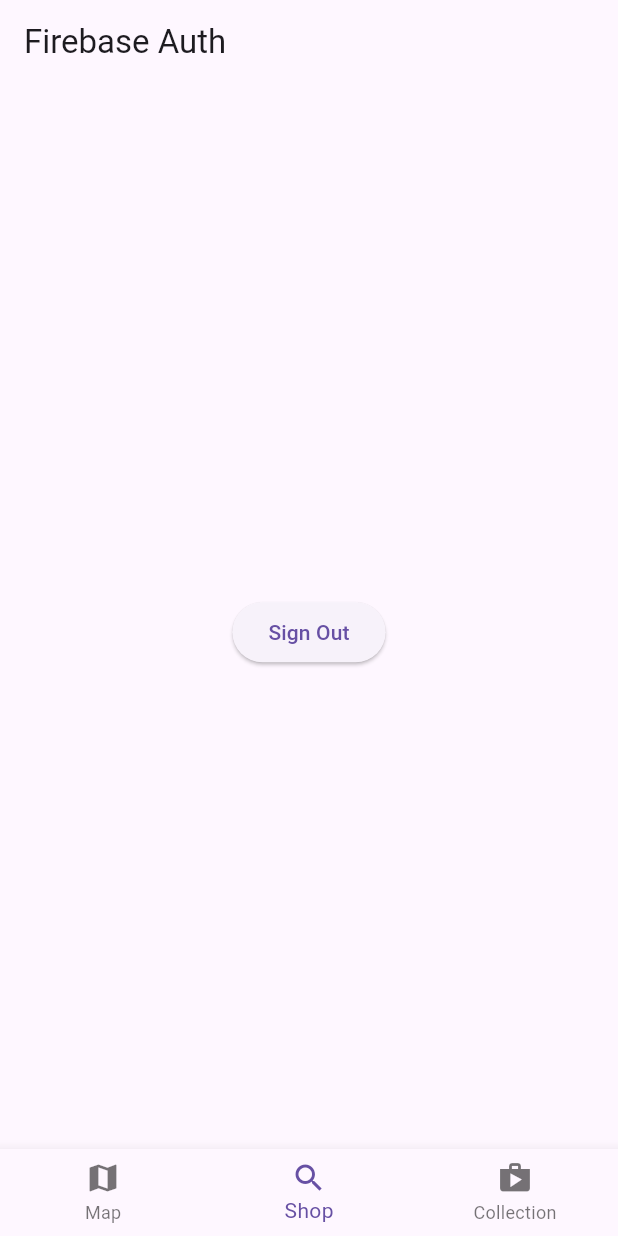
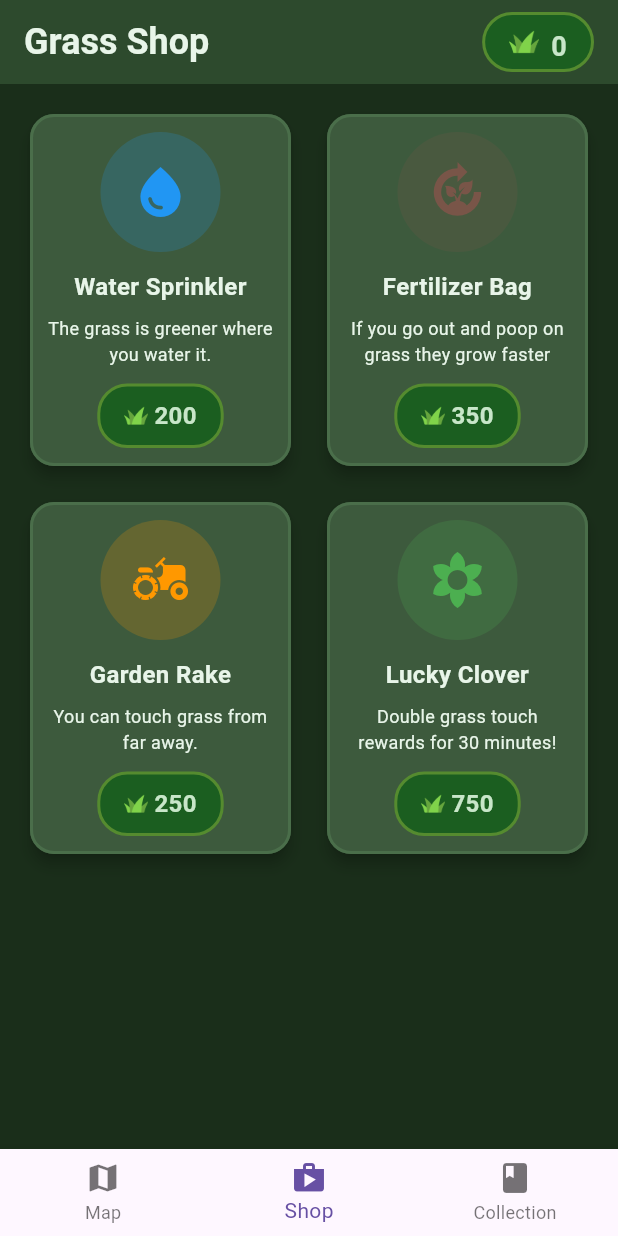
Before and after one commit to J1m3y1/Geaux-Hackathon-2025, a Flutter app: the screen it shows once a user with an empty profile is signed in, item 2 of the bottom bar chosen, on a phone screen of 412 x 824 dp. Run offline on Flutter 3.47's test engine with Material 3 defaults, Android fonts, the phone set to English and light mode, and no system bars; our stand-ins replace cloud_firestore, firebase_auth, firebase_core, flutter_svg, geolocator, google_maps_flutter; accounts and stored records are empty; network calls fail.

Commit message:
Integrate Cardin Shop and connect balance with firebase

```diff
--- a/lib/main_navigation.dart
+++ b/lib/main_navigation.dart
@@ -1,6 +1,6 @@
 import 'package:flutter/material.dart';
 import 'package:geaux_hackathon_2025/pages/collection_page.dart';
-import 'package:geaux_hackathon_2025/pages/home_page.dart';
+import 'package:geaux_hackathon_2025/pages/shop_page.dart';
 import 'package:geaux_hackathon_2025/pages/map_page.dart';
 
 class MainNavigation extends StatefulWidget{
@@ -15,7 +15,7 @@ class _MainNavigation extends State<MainNavigation> {
 
   final List<Widget> screens = [
     const MapPage(title: 'Map'),
-    ShopPage(),
+    GameShopScreen(),
     CollectionPage(),
   ];
 
@@ -39,11 +39,11 @@ class _MainNavigation extends State<MainNavigation> {
             label: 'Map',
           ),
           BottomNavigationBarItem(
-            icon: Icon(Icons.search),
+            icon: Icon(Icons.shop),
             label: 'Shop',
           ),
           BottomNavigationBarItem(
-            icon: Icon(Icons.shop),
+            icon: Icon(Icons.book),
             label: 'Collection',
           ),
         ],
--- a/lib/pages/collection_page.dart
+++ b/lib/pages/collection_page.dart
@@ -66,6 +66,7 @@ class _CollectionPage extends State<CollectionPage> {
         toList();
 
       showDialog(
+        // ignore: use_build_context_synchronously
         context: context,
         builder: (context) {
           return AlertDialog(
--- a/lib/pages/home_page.dart
+++ /dev/null
@@ -1,50 +0,0 @@
-import 'package:geaux_hackathon_2025/auth.dart';
-import 'package:firebase_auth/firebase_auth.dart';
-import 'package:flutter/material.dart';
-
-class ShopPage extends StatelessWidget {
-  ShopPage({super.key});
-
-  final User? user = Auth().currentUser;
-
-  Future<void> signOut() async {
-    await Auth().signOut();
-  }
-
-  Widget _title() {
-    return const Text('Firebase Auth');
-  }
-
-  Widget _userUid() {
-    return Text(user?.email ?? 'User Email');
-  }
-
-  Widget _signOutButton() {
-    return ElevatedButton(
-      onPressed: signOut,
-      child: const Text('Sign Out'),
-    );
-  }
-
-  @override
-  Widget build(BuildContext context) {
-    return Scaffold(
-      appBar: AppBar(
-        title: _title(),
-      ),
-      body: Container(
-        height: double.infinity,
-        width: double.infinity,
-        padding: const EdgeInsets.all(20),
-        child: Column(
-          crossAxisAlignment: CrossAxisAlignment.center,
-          mainAxisAlignment: MainAxisAlignment.center,
-          children: <Widget>[
-            _userUid(),
-            _signOutButton(),
-          ],
-        ),
-      ),
-    );
-  }
-}
--- a/lib/pages/login_register_page.dart
+++ b/lib/pages/login_register_page.dart
@@ -4,7 +4,7 @@ import 'package:geaux_hackathon_2025/auth.dart';
 import 'package:cloud_firestore/cloud_firestore.dart';
 
 class LoginPage extends StatefulWidget {
-  const LoginPage ({Key? key}) : super(key: key);
+  const LoginPage ({super.key});
 
   @override
   State<LoginPage> createState() => _LoginPageState();
@@ -16,6 +16,7 @@ class _LoginPageState extends State<LoginPage> {
 
   final TextEditingController _controllerEmail = TextEditingController();
   final TextEditingController _controllerPassword = TextEditingController();
+  // ignore: unused_field
   final FirebaseFirestore _firestore = FirebaseFirestore.instance;
 
   Future<void> signInWithEmailAndPassword() async {
@@ -40,11 +41,17 @@ class _LoginPageState extends State<LoginPage> {
 
       String uid = userCredential.user!.uid;
 
+      await FirebaseFirestore.instance.collection('users').doc(uid).set({
+      'email': _controllerEmail.text,
+      'balance': 5000, // starting balance
+    });
+
       List<String> animals = ['bird', 'cat', 'dog', 'squirrel', 'rat'];
 
       for(String animal in animals) {
         await FirebaseFirestore.instance.collection('users').doc(uid).collection('collection').doc(animal).set({'unlocked': false});
       }
+
 
     } on FirebaseAuthException catch (e) {
       setState(() {
--- a/lib/pages/map_page.dart
+++ b/lib/pages/map_page.dart
@@ -60,6 +60,7 @@ Future<BitmapDescriptor> getScaledMarker(String assetPath, double scale) async {
   ui.Codec codec = await ui.instantiateImageCodec(byteData.buffer.asUint8List(), targetWidth: (150 * scale).toInt());
   ui.FrameInfo fi = await codec.getNextFrame();
   ByteData? resizedData = await fi.image.toByteData(format: ui.ImageByteFormat.png);
+  // ignore: deprecated_member_use
   return BitmapDescriptor.fromBytes(resizedData!.buffer.asUint8List());}
 
   void _onMapCreated(GoogleMapController controller) {
@@ -100,6 +101,7 @@ Future<BitmapDescriptor> getScaledMarker(String assetPath, double scale) async {
       builder: (context) {
         return AlertDialog(
           content: Image.asset(randomAnimal, width: 150, height: 150),
+          title: Text("+500 Grass"),
         );
       },
     );
@@ -119,6 +121,17 @@ Future<BitmapDescriptor> getScaledMarker(String assetPath, double scale) async {
 
   // Mark as unlocked in Firestore
   await docRef.set({'unlocked': true}, SetOptions(merge: true));
+
+  //Add 500 grass
+  final userDoc = FirebaseFirestore.instance.collection('users').doc(user.uid);
+
+  await FirebaseFirestore.instance.runTransaction((transaction) async {
+    final snapshot = await transaction.get(userDoc);
+    if (!snapshot.exists) return;
+
+    final currentBalance = snapshot['balance'] ?? 0;
+    transaction.update(userDoc, {'balance': currentBalance + 250});
+  });
   }
 
   void _addMarkers(BitmapDescriptor icon) {
--- /dev/null
+++ b/lib/pages/shop_page.dart
@@ -0,0 +1,284 @@
+import 'package:cloud_firestore/cloud_firestore.dart';
+import 'package:firebase_auth/firebase_auth.dart';
+import 'package:flutter/material.dart';
+
+class ShopItem {
+  final String name;
+  final String description;
+  final int price;
+  final IconData icon;
+  final Color color;
+
+  ShopItem({
+    required this.name,
+    required this.description,
+    required this.price,
+    required this.icon,
+    required this.color,
+  });
+}
+
+class GameShopScreen extends StatefulWidget {
+  const GameShopScreen({super.key});
+
+  @override
+  State<GameShopScreen> createState() => _GameShopScreenState();
+}
+
+class _GameShopScreenState extends State<GameShopScreen> {
+  final user = FirebaseAuth.instance.currentUser;
+
+  final List<ShopItem> items = [
+    ShopItem(
+      name: 'Water Sprinkler',
+      description: 'The grass is greener where you water it.',
+      price: 200,
+      icon: Icons.water_drop,
+      color: Colors.blue,
+    ),
+    ShopItem(
+      name: 'Fertilizer Bag',
+      description: 'If you go out and poop on grass they grow faster',
+      price: 350,
+      icon: Icons.compost,
+      color: Colors.brown,
+    ),
+    ShopItem(
+      name: 'Garden Rake',
+      description: 'You can touch grass from far away.',
+      price: 250,
+      icon: Icons.agriculture,
+      color: Colors.orange,
+    ),
+    ShopItem(
+      name: 'Lucky Clover',
+      description: 'Double grass touch rewards for 30 minutes!',
+      price: 750,
+      icon: Icons.filter_vintage,
+      color: Colors.green,
+    ),
+  ];
+
+  Future<void> purchaseItem(ShopItem item, int currentBalance) async {
+    if (user == null) return;
+
+    if (currentBalance >= item.price) {
+      int newBalance = currentBalance - item.price;
+
+      await FirebaseFirestore.instance
+          .collection('users')
+          .doc(user!.uid)
+          .update({'balance': newBalance});
+
+      ScaffoldMessenger.of(context).showSnackBar(
+        SnackBar(
+          content: Text('Purchased ${item.name}!'),
+          backgroundColor: Colors.green,
+          duration: const Duration(seconds: 2),
+        ),
+      );
+    } else {
+      ScaffoldMessenger.of(context).showSnackBar(
+        const SnackBar(
+          content: Text('Insufficient funds!'),
+          backgroundColor: Colors.red,
+          duration: Duration(seconds: 2),
+        ),
+      );
+    }
+  }
+
+  @override
+  Widget build(BuildContext context) {
+    return Scaffold(
+      backgroundColor: const Color(0xFF1a2e1a),
+      appBar: AppBar(
+        backgroundColor: const Color(0xFF2d4a2d),
+        elevation: 0,
+        title: const Text(
+          'Grass Shop',
+          style: TextStyle(
+            fontSize: 24,
+            fontWeight: FontWeight.bold,
+            color: Color(0xFFe8f5e9),
+          ),
+        ),
+        actions: [
+          StreamBuilder<DocumentSnapshot>(
+            stream: FirebaseFirestore.instance
+                .collection('users')
+                .doc(user!.uid)
+                .snapshots(),
+            builder: (context, snapshot) {
+              if (!snapshot.hasData) {
+                return const Padding(
+                  padding: EdgeInsets.all(16),
+                  child: Text(
+                    'Loading...',
+                    style: TextStyle(color: Colors.white),
+                  ),
+                );
+              }
+
+              int balance = snapshot.data!['balance'] ?? 0;
+
+              return Container(
+                margin: const EdgeInsets.only(right: 16, top: 8, bottom: 8),
+                padding:
+                    const EdgeInsets.symmetric(horizontal: 16, vertical: 8),
+                decoration: BoxDecoration(
+                  color: const Color(0xFF1B5E20),
+                  borderRadius: BorderRadius.circular(20),
+                  border: Border.all(
+                    color: const Color(0xFF558b2f),
+                    width: 2,
+                  ),
+                ),
+                child: Row(
+                  children: [
+                    Image.asset(
+                      'lib/assets/grass.png',
+                      width: 20,
+                      height: 20,
+                    ),
+                    const SizedBox(width: 8),
+                    Text(
+                      '$balance',
+                      style: const TextStyle(
+                        color: Color(0xFFC8E6C9),
+                        fontSize: 18,
+                        fontWeight: FontWeight.bold,
+                      ),
+                    ),
+                  ],
+                ),
+              );
+            },
+          ),
+        ],
+      ),
+      body: StreamBuilder<DocumentSnapshot>(
+        stream: FirebaseFirestore.instance
+            .collection('users')
+            .doc(user!.uid)
+            .snapshots(),
+        builder: (context, snapshot) {
+          if (!snapshot.hasData) {
+            return const Center(child: CircularProgressIndicator());
+          }
+
+          int balance = snapshot.data!['balance'] ?? 0;
+
+          return Padding(
+            padding: const EdgeInsets.all(16.0),
+            child: GridView.builder(
+              gridDelegate: const SliverGridDelegateWithFixedCrossAxisCount(
+                crossAxisCount: 2,
+                childAspectRatio: 0.75,
+                crossAxisSpacing: 16,
+                mainAxisSpacing: 16,
+              ),
+              itemCount: items.length,
+              itemBuilder: (context, index) {
+                final item = items[index];
+                return Card(
+                  color: const Color(0xFF3d5a3d),
+                  elevation: 4,
+                  shape: RoundedRectangleBorder(
+                    borderRadius: BorderRadius.circular(16),
+                    side: const BorderSide(
+                      color: Color(0xFF4a6e4a),
+                      width: 2,
+                    ),
+                  ),
+                  child: InkWell(
+                    onTap: () => purchaseItem(item, balance),
+                    borderRadius: BorderRadius.circular(16),
+                    child: Padding(
+                      padding: const EdgeInsets.all(12.0),
+                      child: Column(
+                        mainAxisAlignment: MainAxisAlignment.spaceBetween,
+                        children: [
+                          Container(
+                            width: 80,
+                            height: 80,
+                            decoration: BoxDecoration(
+                              color: item.color.withOpacity(0.2),
+                              shape: BoxShape.circle,
+                            ),
+                            child: Icon(
+                              item.icon,
+                              size: 40,
+                              color: item.color,
+                            ),
+                          ),
+                          Column(
+                            children: [
+                              Text(
+                                item.name,
+                                style: const TextStyle(
+                                  color: Color(0xFFe8f5e9),
+                                  fontSize: 16,
+                                  fontWeight: FontWeight.bold,
+                                ),
+                                textAlign: TextAlign.center,
+                              ),
+                              const SizedBox(height: 8),
+                              Text(
+                                item.description,
+                                style: const TextStyle(
+                                  color: Color(0xFFe8f5e9),
+                                  fontSize: 12,
+                                ),
+                                textAlign: TextAlign.center,
+                                maxLines: 3,
+                                overflow: TextOverflow.ellipsis,
+                              ),
+                            ],
+                          ),
+                          Container(
+                            padding: const EdgeInsets.symmetric(
+                              horizontal: 16,
+                              vertical: 8,
+                            ),
+                            decoration: BoxDecoration(
+                              color: const Color(0xFF1B5E20),
+                              borderRadius: BorderRadius.circular(20),
+                              border: Border.all(
+                                color: const Color(0xFF558b2f),
+                                width: 2,
+                              ),
+                            ),
+                            child: Row(
+                              mainAxisSize: MainAxisSize.min,
+                              children: [
+                                Image.asset(
+                                  'lib/assets/grass.png',
+                                  width: 16,
+                                  height: 16,
+                                ),
+                                const SizedBox(width: 4),
+                                Text(
+                                  '${item.price}',
+                                  style: const TextStyle(
+                                    color: Color(0xFFC8E6C9),
+                                    fontWeight: FontWeight.bold,
+                                    fontSize: 16,
+                                  ),
+                                ),
+                              ],
+                            ),
+                          ),
+                        ],
+                      ),
+                    ),
+                  ),
+                );
+              },
+            ),
+          );
+        },
+      ),
+    );
+  }
+}
```
